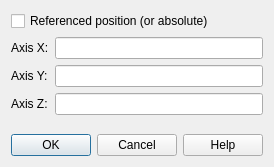
Before: the Qt Designer form src/windows/SdDEnterPosition.ui in usiksan/SaliCAD, drawn with Qt 5.
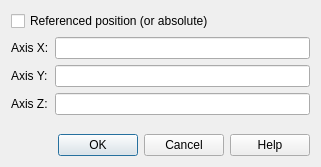
After: the same form once the commit is applied.

Patch:
```diff
--- a/src/windows/SdDEnterPosition.ui
+++ b/src/windows/SdDEnterPosition.ui
@@ -9,7 +9,7 @@
    <rect>
     <x>0</x>
     <y>0</y>
-    <width>270</width>
+    <width>321</width>
     <height>167</height>
    </rect>
   </property>
```
